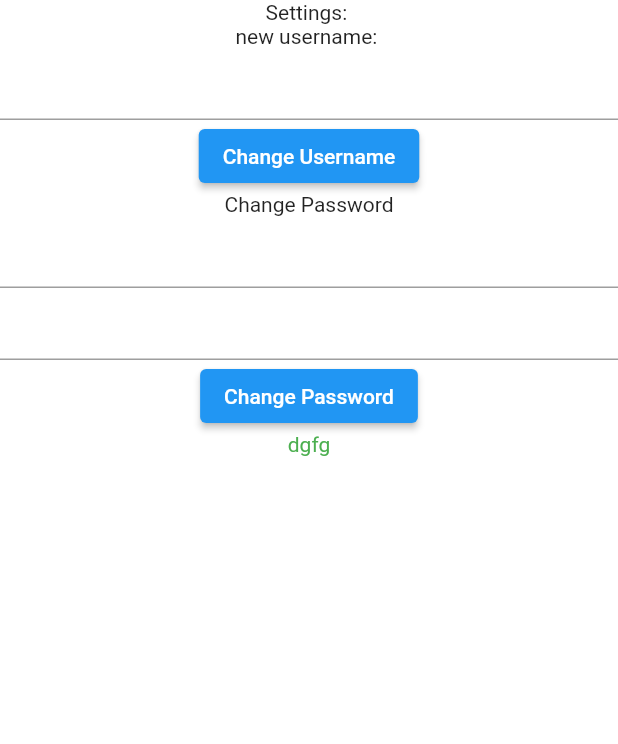
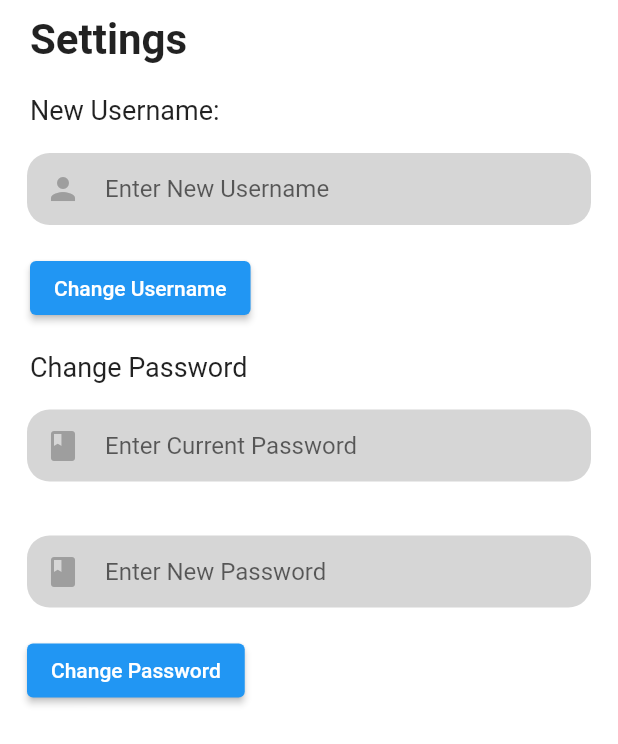
Before and after one commit to rez120/mobile-travel-application, a Flutter app: the SettingsScreen screen opened directly, on a phone screen of 412 x 824 dp. Shown: the top 744 px of the screen. Run offline on Flutter 3.47's test engine with Material 2 defaults, Android fonts, the phone set to English and light mode, and no system bars; our stand-ins replace flutter_spinkit; missing offline and left inert: linkify.

Commit message:
finalized settings screen

```diff
--- a/lib/my_app.dart
+++ b/lib/my_app.dart
@@ -11,6 +11,7 @@ class MyApp extends StatelessWidget {
   Widget build(BuildContext context) {
     return MaterialApp(
       title: 'Flutter Demo',
+      debugShowCheckedModeBanner: false,
       theme: ThemeData(
         primarySwatch: Colors.blue,
         scaffoldBackgroundColor: Colors.white,
--- a/lib/screens/settings_screen/settingsScreen.dart
+++ b/lib/screens/settings_screen/settingsScreen.dart
@@ -7,7 +7,7 @@ class SettingsScreen extends StatefulWidget {
 }
 
 class _SettingsScreenState extends State<SettingsScreen> {
-  String message = "dgfg";
+  String message = "";
   @override
   Widget build(BuildContext context) {
     TextEditingController _usernameController = TextEditingController();
@@ -15,32 +15,120 @@ class _SettingsScreenState extends State<SettingsScreen> {
     TextEditingController _passwordRepeatController = TextEditingController();
     return SafeArea(
       child: Scaffold(
-        body: Container(
+        body: SingleChildScrollView(
+          child: Container(
             child: Column(
+              crossAxisAlignment: CrossAxisAlignment.start,
               children: [
-              Text("Settings: "),
-              Text("new username: "),
-              TextField(
+                SizedBox(
+                  height: 10.0,
+                ),
+                Padding(
+                  padding: const EdgeInsets.only(left: 20.0),
+                  child: Text(
+                    "Settings ",
+                    style:
+                        TextStyle(fontSize: 28.0, fontWeight: FontWeight.bold),
+                  ),
+                ),
+                SizedBox(height: 20.0),
+                Padding(
+                  padding: const EdgeInsets.only(left: 20.0),
+                  child: Text(
+                    "New Username: ",
+                    style: TextStyle(fontSize: 18.0),
+                  ),
+                ),
+                Container(
+                  margin: EdgeInsets.all(18.0),
+                  padding: EdgeInsets.symmetric(horizontal: 12.0),
+                  decoration: BoxDecoration(
+                    borderRadius: BorderRadius.circular(15.0),
+                    color: Colors.grey[350],
+                  ),
+                  child: TextField(
+                    decoration: InputDecoration(
+                        border: InputBorder.none,
+                        focusedBorder: InputBorder.none,
+                        enabledBorder: InputBorder.none,
+                        errorBorder: InputBorder.none,
+                        disabledBorder: InputBorder.none,
+                        hintText: "Enter New Username",
+                        icon: Icon(
+                          Icons.person,
+                          color: Colors.grey,
+                        )),
                     controller: _usernameController,
                   ),
-              ElevatedButton(
+                ),
+                Padding(
+                  padding: const EdgeInsets.only(left: 20.0),
+                  child: ElevatedButton(
                       onPressed: () {
                         if (_usernameController.text != "") {
                           username = _usernameController.text;
                           setState(() {
-                        message = "Settings successfully applied";
+                            message = "Changes successfully applied";
                           });
                         }
                       },
                       child: Text("Change Username")),
-              Text("Change Password"),
-              TextField(
+                ),
+                SizedBox(height: 18.0),
+                Padding(
+                  padding: const EdgeInsets.only(left: 20.0),
+                  child: Text(
+                    "Change Password",
+                    style: TextStyle(fontSize: 18.0),
+                  ),
+                ),
+                Container(
+                  margin: EdgeInsets.all(18.0),
+                  padding: EdgeInsets.symmetric(horizontal: 12.0),
+                  decoration: BoxDecoration(
+                    borderRadius: BorderRadius.circular(15.0),
+                    color: Colors.grey[350],
+                  ),
+                  child: TextField(
                     controller: _passwordController,
+                    decoration: InputDecoration(
+                        border: InputBorder.none,
+                        focusedBorder: InputBorder.none,
+                        enabledBorder: InputBorder.none,
+                        errorBorder: InputBorder.none,
+                        disabledBorder: InputBorder.none,
+                        hintText: "Enter Current Password",
+                        icon: Icon(
+                          Icons.book,
+                          color: Colors.grey,
+                        )),
                   ),
-              TextField(
+                ),
+                Container(
+                  margin: EdgeInsets.all(18.0),
+                  padding: EdgeInsets.symmetric(horizontal: 12.0),
+                  decoration: BoxDecoration(
+                    borderRadius: BorderRadius.circular(15.0),
+                    color: Colors.grey[350],
+                  ),
+                  child: TextField(
                     controller: _passwordRepeatController,
+                    decoration: InputDecoration(
+                        border: InputBorder.none,
+                        focusedBorder: InputBorder.none,
+                        enabledBorder: InputBorder.none,
+                        errorBorder: InputBorder.none,
+                        disabledBorder: InputBorder.none,
+                        hintText: "Enter New Password",
+                        icon: Icon(
+                          Icons.book,
+                          color: Colors.grey,
+                        )),
                   ),
-              ElevatedButton(
+                ),
+                Padding(
+                  padding: EdgeInsets.only(left: 18.0),
+                  child: ElevatedButton(
                       onPressed: () {
                         if (_passwordController.text ==
                                 _passwordRepeatController.text &&
@@ -52,11 +140,17 @@ class _SettingsScreenState extends State<SettingsScreen> {
                         }
                       },
                       child: Text("Change Password")),
-              Text(
+                ),
+                SizedBox(height: 10.0),
+                Padding(
+                  padding: EdgeInsets.only(left: 18.0),
+                  child: Text(
                     "$message",
                     style: TextStyle(color: Colors.green),
                   ),
+                ),
               ],
+            ),
           ),
         ),
       ),
```
Lines whose indentation alone changed are shown as unchanged.
